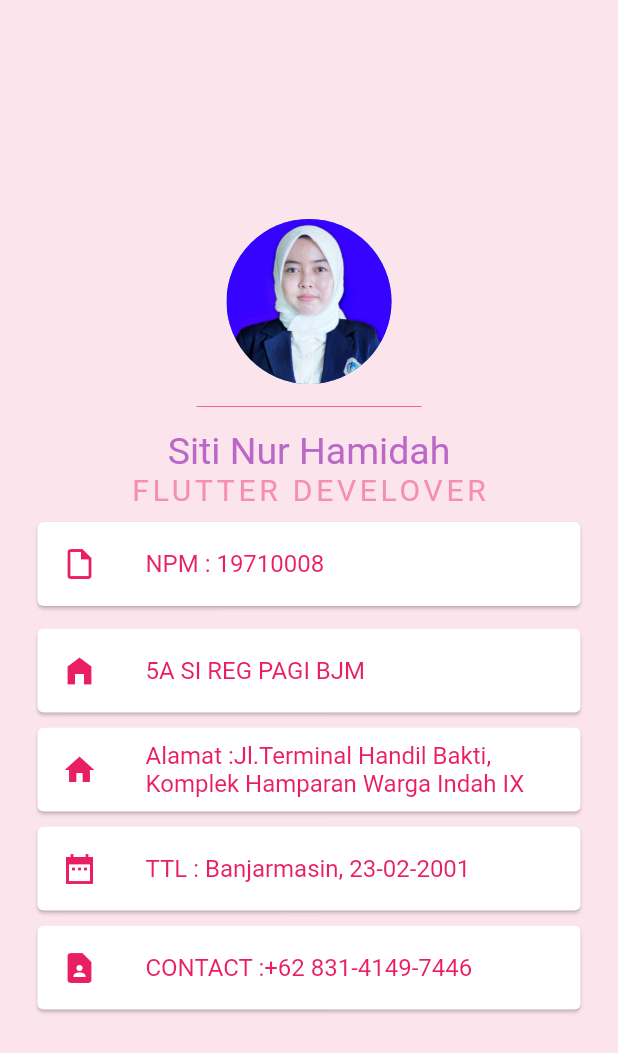
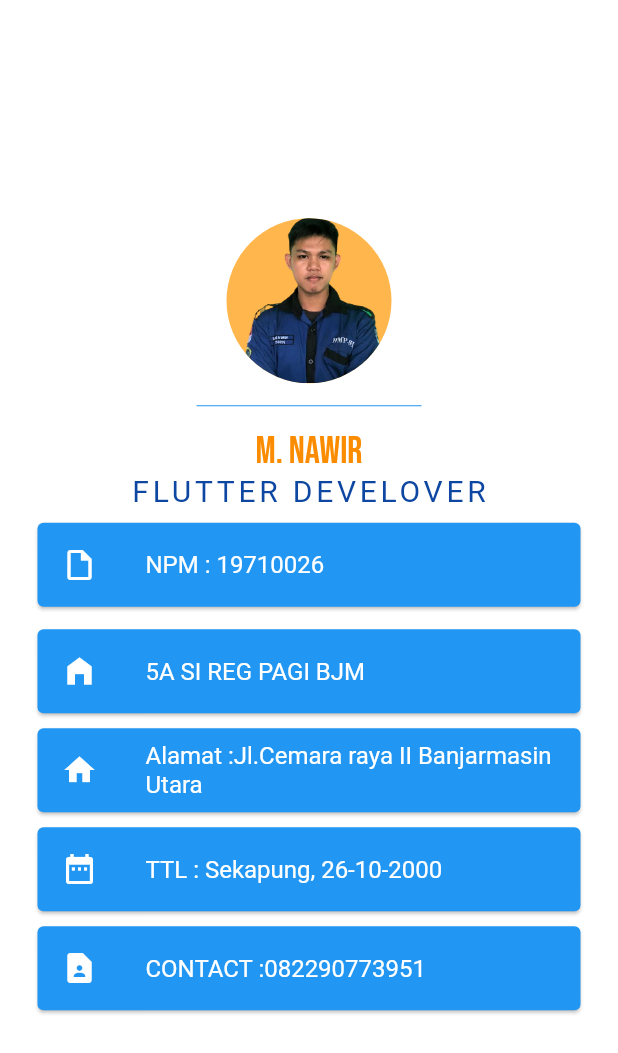
Before and after one commit to nawir177/nawir177-news_app_19710026_, a Flutter app: the profile screen opened by its route, on a phone screen of 412 x 824 dp. Shown: the top 1053 px of the screen. Run offline on Flutter 3.47's test engine with Material 2 defaults, Android fonts, the phone set to English and light mode, and no system bars; missing offline and left inert: dart:ffi; network calls fail.

Commit message:
Perbaiakan Projek

```diff
--- a/lib/components/customListTile.dart
+++ b/lib/components/customListTile.dart
@@ -1,6 +1,6 @@
 import 'package:flutter/material.dart';
-import 'package:news_app_197110008/model/article_model.dart';
-import 'package:news_app_197110008/pages/articles_details_page.dart';
+import 'package:news_app_197110026/model/article_model.dart';
+import 'package:news_app_197110026/pages/articles_details_page.dart';
 
 Widget customListTile(Article article, BuildContext context) {
   return InkWell(
--- a/lib/pages/articles_details_page.dart
+++ b/lib/pages/articles_details_page.dart
@@ -1,5 +1,5 @@
 import 'package:flutter/material.dart';
-import 'package:news_app_197110008/model/article_model.dart';
+import 'package:news_app_197110026/model/article_model.dart';
 
 class ArticlePage extends StatelessWidget {
   final Article article;
--- a/lib/profile/profile.dart
+++ b/lib/profile/profile.dart
@@ -1,109 +1,110 @@
 import 'package:flutter/material.dart';
-import 'package:news_app_197110008/main.dart';
+import 'package:news_app_197110026/main.dart';
 
 class profile extends StatelessWidget {
   @override
   Widget build(BuildContext context) {
     return Scaffold(
-      backgroundColor: Colors.pink[50],
+      backgroundColor: Colors.white,
       body: SafeArea(
           child: Column(
         mainAxisAlignment: MainAxisAlignment.center,
         children: [
           CircleAvatar(
             radius: 55.0,
-            backgroundImage: AssetImage('assets/img/midah.jpeg'),
+            backgroundImage: AssetImage('assets/img/nawir.png'),
+            backgroundColor: Colors.orange[300],
           ),
           SizedBox(
             height: 30.0,
             width: 150.0,
             child: Divider(
-              color: Colors.pink[300],
+              color: Colors.blue,
             ),
           ),
           Text(
-            "Siti Nur Hamidah",
+            "M. NAWIR",
             style: TextStyle(
               fontFamily: 'BebasNeue',
-              color: Colors.purple[300],
+              color: Colors.orange[600],
               fontSize: 25,
             ),
           ),
           Text(
             "FLUTTER DEVELOVER",
             style: TextStyle(
-              color: Colors.pink[200],
+              color: Colors.blue[900],
               fontSize: 20,
               letterSpacing: 2.5,
             ),
           ),
           Card(
             margin: EdgeInsets.symmetric(vertical: 10.0, horizontal: 25.0),
-            color: Colors.white,
+            color: Colors.blue,
             child: ListTile(
               leading: Icon(
                 Icons.insert_drive_file_outlined,
-                color: Colors.pink,
+                color: Colors.white,
               ),
               title: Text(
-                "NPM : 19710008",
-                style: TextStyle(color: Colors.pink),
+                "NPM : 19710026",
+                style: TextStyle(color: Colors.white),
               ),
             ),
           ),
           Card(
             margin: EdgeInsets.symmetric(vertical: 5.0, horizontal: 25.0),
-            color: Colors.white,
+            color: Colors.blue,
             child: ListTile(
               leading: Icon(
                 Icons.home_filled,
-                color: Colors.pink,
+                color: Colors.white,
               ),
               title: Text(
                 "5A SI REG PAGI BJM",
-                style: TextStyle(color: Colors.pink),
+                style: TextStyle(color: Colors.white),
               ),
             ),
           ),
           Card(
             margin: EdgeInsets.symmetric(vertical: 5.0, horizontal: 25.0),
-            color: Colors.white,
+            color: Colors.blue,
             child: ListTile(
               leading: Icon(
                 Icons.home,
-                color: Colors.pink,
+                color: Colors.white,
               ),
               title: Text(
-                "Alamat :Jl.Terminal Handil Bakti, Komplek Hamparan Warga Indah IX ",
-                style: TextStyle(color: Colors.pink),
+                "Alamat :Jl.Cemara raya II Banjarmasin Utara",
+                style: TextStyle(color: Colors.white),
               ),
             ),
           ),
           Card(
             margin: EdgeInsets.symmetric(vertical: 5.0, horizontal: 25.0),
-            color: Colors.white,
+            color: Colors.blue,
             child: ListTile(
               leading: Icon(
-                Icons.date_range_sharp,
-                color: Colors.pink,
+                Icons.date_range,
+                color: Colors.white,
               ),
               title: Text(
-                "TTL : Banjarmasin, 23-02-2001",
-                style: TextStyle(color: Colors.pink),
+                "TTL : Sekapung, 26-10-2000",
+                style: TextStyle(color: Colors.white),
               ),
             ),
           ),
           Card(
             margin: EdgeInsets.symmetric(vertical: 5.0, horizontal: 25.0),
-            color: Colors.white,
+            color: Colors.blue,
             child: ListTile(
               leading: Icon(
                 Icons.contact_page,
-                color: Colors.pink,
+                color: Colors.white,
               ),
               title: Text(
-                "CONTACT :+62 831-4149-7446",
-                style: TextStyle(color: Colors.pink),
+                "CONTACT :082290773951",
+                style: TextStyle(color: Colors.white),
               ),
             ),
           ),
```
Also changed, not shown: lib/main.dart (+41 -7 lines), lib/services/api_service.dart (+22 -2 lines), lib/services/navigation.dart (+22 -10 lines), lib/splash.dart (+6 -6 lines), pubspec.yaml (+4 -4 lines), assets/img/midah.jpeg (deleted), assets/img/nawir.png (added), 10 other files.
